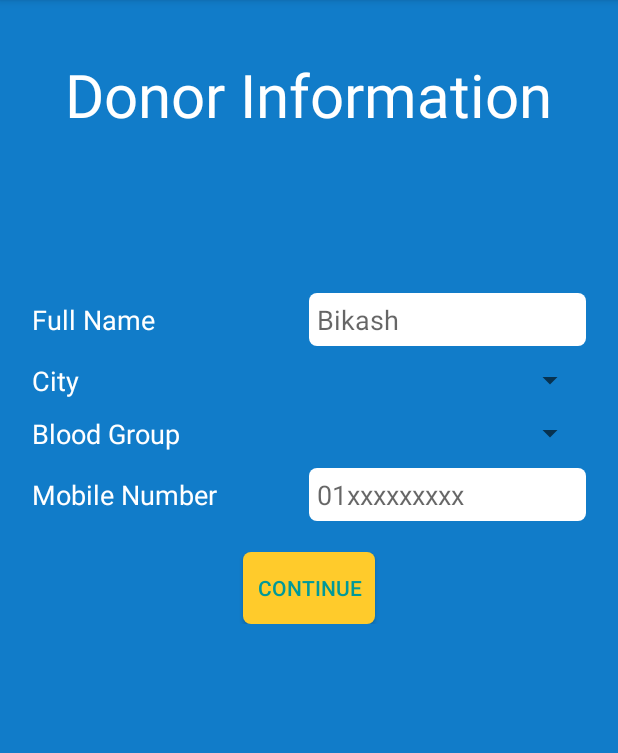
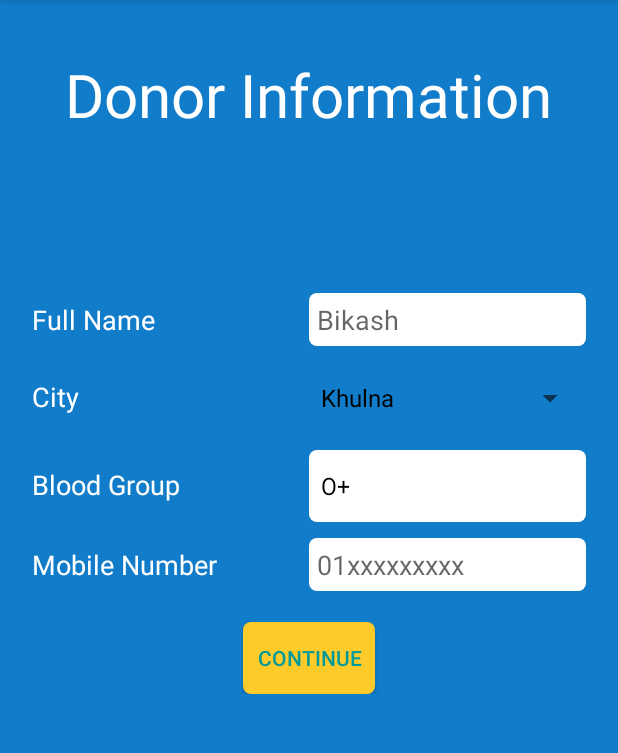
Before and after one commit to ShuvenduRoy/Blood-Bank, an Android app: the DonorForm screen opened directly, with no data from a screen before it, on a phone screen of 412 x 824 dp, the part 84-837 px from its top. Run offline under Robolectric (Android 15) with nearby library versions, the phone set to English and light mode, and no system bars.

Commit message:
Form layout drop down hooked up

```diff
--- a/app/src/main/java/com/bikash/bloodbank/DonorForm.java
+++ b/app/src/main/java/com/bikash/bloodbank/DonorForm.java
@@ -2,15 +2,30 @@ package com.bikash.bloodbank;
 
 import android.support.v7.app.AppCompatActivity;
 import android.os.Bundle;
+import android.widget.ArrayAdapter;
 import android.widget.Button;
+import android.widget.Spinner;
 
 public class DonorForm extends AppCompatActivity {
-
+    Spinner cityChoice;
+    Spinner groupChoice;
 
 
     @Override
     protected void onCreate(Bundle savedInstanceState) {
         super.onCreate(savedInstanceState);
         setContentView(R.layout.activity_donor_form);
+
+        cityChoice = (Spinner) findViewById(R.id.dropdownCity);
+
+        String[] citis = new String[]{"Khulna", "Dhaka", "Chittagong"};
+        ArrayAdapter<String> adapter = new ArrayAdapter<String>(this, android.R.layout.simple_spinner_dropdown_item, citis);
+        cityChoice.setAdapter(adapter);
+
+
+        groupChoice = (Spinner) findViewById(R.id.dropdownGroup);
+        String[] group = new String[]{"O+","O-", "A+", "B+","A-", "B-", "AB+", "AB-"};
+        ArrayAdapter<String> adapter1 = new ArrayAdapter<String>(this, android.R.layout.simple_spinner_dropdown_item, group);
+        groupChoice.setAdapter(adapter1);
     }
 }
--- a/app/src/main/res/layout/activity_donor_form.xml
+++ b/app/src/main/res/layout/activity_donor_form.xml
@@ -97,6 +97,7 @@
                 android:layout_width="0dp"
                 android:layout_height="wrap_content" />
             <Spinner
+                android:background="@drawable/input_background"
                 android:layout_width="0dp"
                 android:layout_weight="1"
                 android:layout_height="wrap_content"
```
